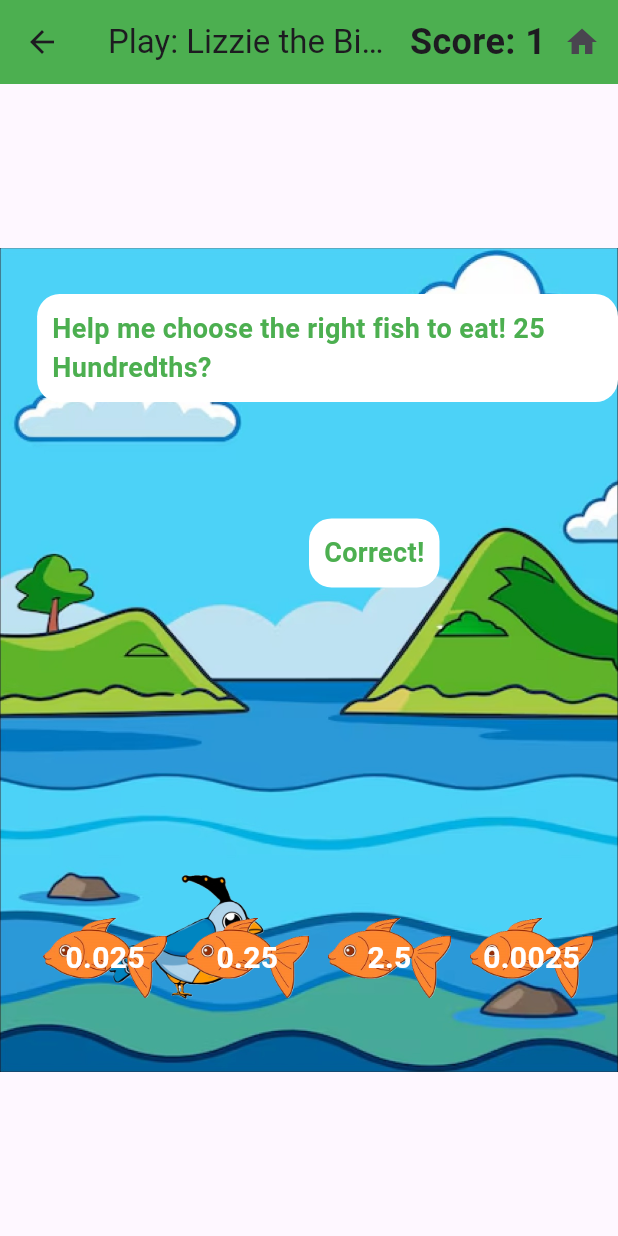
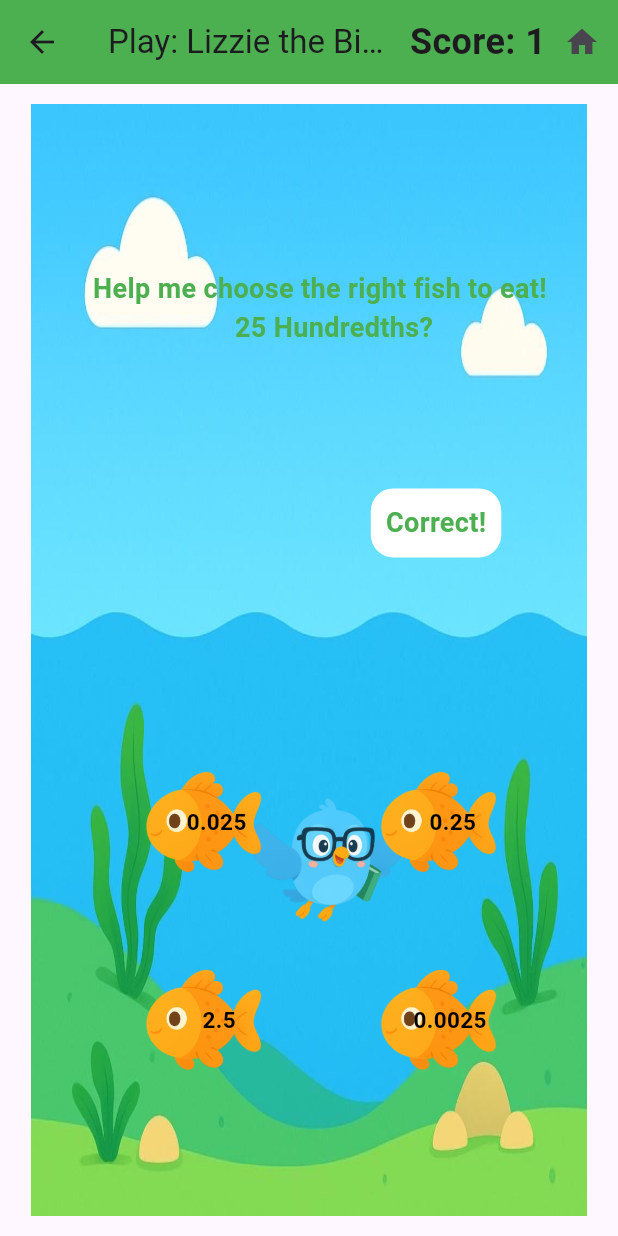
Before and after one commit to ManasaMadiraju/Decimals, a Flutter app: the LizzieTheBirdGame screen opened directly, after a tap on "0.25", on a phone screen of 412 x 824 dp. Run offline on Flutter 3.47's test engine with Material 3 defaults, Android fonts, the phone set to English and light mode, and no system bars; our stand-ins replace audioplayers, flutter_tts.

Commit message:
Added modification to the UI

```diff
--- a/lib/screens/birdgame.dart
+++ b/lib/screens/birdgame.dart
@@ -23,7 +23,7 @@ class _LizzieTheBirdGameState extends State<LizzieTheBirdGame> {
   String correctAnswer = '';
   double birdTop2 = 200;
   double birdLeft2 = 450;
-  Map<String, GlobalKey> fishKeys = {};
+  final GlobalKey _correctFishKey = GlobalKey();
   Set<String> hiddenFishes = {};
   final List<Map<String, dynamic>> questions = [
     {
@@ -58,12 +58,52 @@ class _LizzieTheBirdGameState extends State<LizzieTheBirdGame> {
     },
     {
       'number': 0.63,
-      'description': '6 Tenths and 3 Hundredths',
+      'description': 'Sixty three hundredth',
       'options': [
         '0.603',
         '0.63',
         '6.03',
         '0.063',
+      ]
+    },
+    {
+      'number': 48,
+      'description': 'Forty Eight',
+      'options': [
+        '0.48',
+        '4.8',
+        '48',
+        '480',
+      ]
+    },
+    {
+      'number': 0.2,
+      'description': '2 Tenths',
+      'options': [
+        '0.2',
+        '0.02',
+        '0.002',
+        '2',
+      ]
+    },
+    {
+      'number': 0.123,
+      'description': 'one hundred twenty-three thousandths',
+      'options': [
+        '0.12',
+        '123',
+        '0.123',
+        '0.0123',
+      ]
+    },
+    {
+      'number': 0.009,
+      'description': 'Nine thousandths',
+      'options': [
+        '0.09',
+        '0.009',
+        '0.0009',
+        '0.9',
       ]
     },
   ];
@@ -90,34 +130,88 @@ class _LizzieTheBirdGameState extends State<LizzieTheBirdGame> {
   }
 
   @override
-  void initState() {
-    super.initState();
-    fishKeys = {};
-  }
+  // void initState() {
+  //   super.initState();
+  //   fishKeys = {};
+  // }
+  // void checkAnswer(String answer) async {
+  //   if (!fishKeys.containsKey(answer)) {
+  //     fishKeys[answer] = GlobalKey();
+  //   }
+  //   final key = fishKeys[answer];
+  //   if (key != null) {
+  //     final RenderBox? renderBox =
+  //     key.currentContext?.findRenderObject() as RenderBox?;
+  //     if (renderBox != null) {
+  //       final Offset position = renderBox.localToGlobal(Offset.zero);
+  //       if (!mounted) return;
+  //       setState(() {
+  //         selectedAnswer = answer;
+  //         correctAnswer = questions[currentQuestionIndex]['number'].toString();
+  //         if (answer == correctAnswer) {
+  //           feedback = "Correct!";
+  //           _playSound('sounds/success.mp3');
+  //           feedbackColor = Colors.green;
+  //           showBubble = true;
+  //           birdMoves = true;
+  //           birdTop = position.dy - 50;
+  //           birdLeft = position.dx;
+  //           score++;
+  //
+  //           Future.delayed(const Duration(seconds: 2), () {
+  //             if (!mounted) return;
+  //             setState(() {
+  //               hiddenFishes.add(answer);
+  //               birdMoves = false;
+  //             });
+  //           });
+  //
+  //           Future.delayed(const Duration(seconds: 3), () {
+  //             if (!mounted) return;
+  //             setState(() {
+  //               showBubble = false;
+  //               if (currentQuestionIndex < questions.length - 1) {
+  //                 hiddenFishes.clear();
+  //                 currentQuestionIndex++;
+  //               }
+  //             });
+  //           });
+  //         } else {
+  //           feedback = "Try Again!";
+  //           feedbackColor = Colors.red;
+  //           _playSound('sounds/error.mp3');
+  //           showBubble = true;
+  //           Future.delayed(const Duration(seconds: 2), () {
+  //             if (!mounted) return;
+  //             setState(() {
+  //               showBubble = false;
+  //             });
+  //           });
+  //         }
+  //       });
+  //     }
+  //   }
+  // }
+  void checkAnswer(String answer) {
+    final String correctValue = questions[currentQuestionIndex]['number'].toString();
 
-  void checkAnswer(String answer) async {
-    if (!fishKeys.containsKey(answer)) {
-      fishKeys[answer] = GlobalKey();
-    }
-    final key = fishKeys[answer];
-    if (key != null) {
-      final RenderBox? renderBox =
-          key.currentContext?.findRenderObject() as RenderBox?;
+    setState(() {
+      selectedAnswer = answer;
+
+      if (answer == correctValue) {
+        feedback = "Correct!";
+        feedbackColor = Colors.green;
+        showBubble = true;
+        score++;
+
+        // get position of the correct fish
+        final renderBox = _correctFishKey.currentContext?.findRenderObject() as RenderBox?;
         if (renderBox != null) {
           final Offset position = renderBox.localToGlobal(Offset.zero);
-        if (!mounted) return;
-        setState(() {
-          selectedAnswer = answer;
-          correctAnswer = questions[currentQuestionIndex]['number'].toString();
-          if (answer == correctAnswer) {
-            feedback = "Correct!";
-            _playSound('sounds/success.mp3');
-            feedbackColor = Colors.green;
-            showBubble = true;
-            birdMoves = true;
           birdTop = position.dy - 50;
           birdLeft = position.dx;
-            score++;
+          birdMoves = true;
+        }
 
         Future.delayed(const Duration(seconds: 2), () {
           if (!mounted) return;
@@ -140,18 +234,13 @@ class _LizzieTheBirdGameState extends State<LizzieTheBirdGame> {
       } else {
         feedback = "Try Again!";
         feedbackColor = Colors.red;
-            _playSound('sounds/error.mp3');
         showBubble = true;
-            Future.delayed(const Duration(seconds: 2), () {
+        Future.delayed(const Duration(seconds: 1), () {
           if (!mounted) return;
-              setState(() {
-                showBubble = false;
-              });
+          setState(() => showBubble = false);
         });
       }
     });
-      }
-    }
   }
 
   @override
@@ -193,29 +282,30 @@ class _LizzieTheBirdGameState extends State<LizzieTheBirdGame> {
                     : screenWidth * 0.4;
 
                 return Image.asset(
-                  'assets/finalbackground.jpg',
-                  width: width,
+                  screenWidth > 1200?
+                  'assets/backdrop.png':'assets/backdrop2.jpeg',
+                  width: screenWidth*0.9,
                   height: screenHeight * 0.9,
-                  fit: BoxFit.fitWidth,
+                  fit: BoxFit.fill,
                 );
               },
             ),
           ),
 
           Positioned(
-            top: screenWidth < 500 ? screenHeight * 0.17 : screenHeight * 0.1,
-            left: screenWidth * 0.06,
+            top: screenWidth < 500 ? screenHeight * 0.15 : screenHeight * 0.15,
+            left: screenWidth * 0.035,
             right: 0,
             child: Column(
               children: [
                 Container(
-                  padding: const EdgeInsets.all(10),
-                  decoration: BoxDecoration(
-                    color: Colors.white,
-                    borderRadius: BorderRadius.circular(15),
-                  ),
+                  // padding: const EdgeInsets.all(10),
+                  // decoration: BoxDecoration(
+                  //   color: Colors.white,
+                  //   borderRadius: BorderRadius.circular(15),
+                  // ),
                   child: Text(
-                    'Help me choose the right fish to eat! $question?',
+                    'Help me choose the right fish to eat!\n                    $question?',
                     style: TextStyle(
                         fontSize: 18,
                         fontWeight: FontWeight.bold,
@@ -233,7 +323,7 @@ class _LizzieTheBirdGameState extends State<LizzieTheBirdGame> {
             top: birdMoves ? birdTop : screenHeight * 0.2,
             left: birdMoves ? birdLeft : screenWidth * 0.35,
             child: Image.asset(
-              'assets/bird.png',
+              'assets/birdnew.png',
               width: screenWidth * 0.3,
               height: screenHeight * 0.2,
             ),
@@ -243,9 +333,9 @@ class _LizzieTheBirdGameState extends State<LizzieTheBirdGame> {
           if (showBubble)
             Positioned(
               top: screenWidth < 500
-                  ? (screenHeight * 0.4) - 40
-                  : (screenHeight * 0.3) - 50,
-              left: screenWidth * 0.5,
+                  ? (screenHeight * 0.4) - 60
+                  : (screenHeight * 0.3) - 40,
+              left: screenWidth < 1200?screenWidth * 0.6: screenWidth*0.55,
               child: Container(
                 padding: const EdgeInsets.all(10),
                 decoration: BoxDecoration(
@@ -283,27 +373,36 @@ class _LizzieTheBirdGameState extends State<LizzieTheBirdGame> {
     );
   }
 
-  Widget buildFishButton(
-      String value, double screenWidth, double screenHeight) {
+  Widget buildFishButton(String value, double screenWidth, double screenHeight) {
+    final String correctValue = questions[currentQuestionIndex]['number'].toString();
+    final bool isCorrect = value == correctValue;
     return GestureDetector(
       onTap: () => checkAnswer(value),
       child: Container(
-        key: fishKeys.putIfAbsent(value, () => GlobalKey()),
-        width: screenWidth > 1200 ? screenWidth * 0.07 : screenWidth * 0.2,
-        height: screenHeight * 0.25,
+        // only the correct fish gets the key:
+        key: isCorrect ? _correctFishKey : null,
+        width: screenWidth > 1200 ? screenWidth * 0.15 : screenWidth * 0.35,
+        height: screenWidth > 1200 ? screenHeight * 0.2 : screenWidth * 0.3,
         decoration: BoxDecoration(
           image: DecorationImage(
-            image: AssetImage('assets/orangefish.png'),
-            fit: screenWidth > 1200 ? BoxFit.contain : BoxFit.fitWidth,
+            image: AssetImage('assets/fishnew.png'),
+            fit: screenWidth > 1200 ? BoxFit.fitWidth : BoxFit.fitHeight,
           ),
         ),
-        alignment: Alignment.center,
+        alignment: Alignment(0.2, 0),
+        child: Container(
           child: Text(
             value,
-          style: const TextStyle(
-              fontSize: 20, fontWeight: FontWeight.bold, color: Colors.white),
+            style: TextStyle(
+              fontSize: screenWidth > 1200 ? 20 : 15,
+              fontWeight: FontWeight.bold,
+              color: Colors.black,
+            ),
+          ),
         ),
       ),
     );
   }
+
+
 }
--- a/pubspec.yaml
+++ b/pubspec.yaml
@@ -41,6 +41,10 @@ flutter:
     - assets/b2.png
     - assets/l2.png
     - assets/top2.png
+    - assets/fishnew.png
+    - assets/birdnew.png
+    - assets/backdrop.png
+    - assets/backdrop2.jpeg
 
   #  - images/a_dot_ham.jpeg
   # fonts:
```
Also changed, not shown: assets/backdrop.png (added), assets/backdrop2.jpeg (added), assets/birdnew.png (added), assets/fishnew.png (added). Lines whose indentation alone changed are shown as unchanged.
